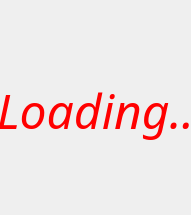
This is view/loading.ui in cmh1027/everytimeUtility as Qt 5 draws it before an edit. The edited form follows.
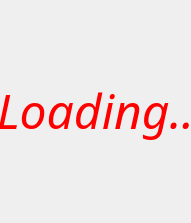
This is the edited form.

Patch:
```diff
--- a/view/loading.ui
+++ b/view/loading.ui
@@ -7,7 +7,7 @@
     <x>0</x>
     <y>0</y>
     <width>191</width>
-    <height>215</height>
+    <height>223</height>
    </rect>
   </property>
   <property name="windowTitle">
```
